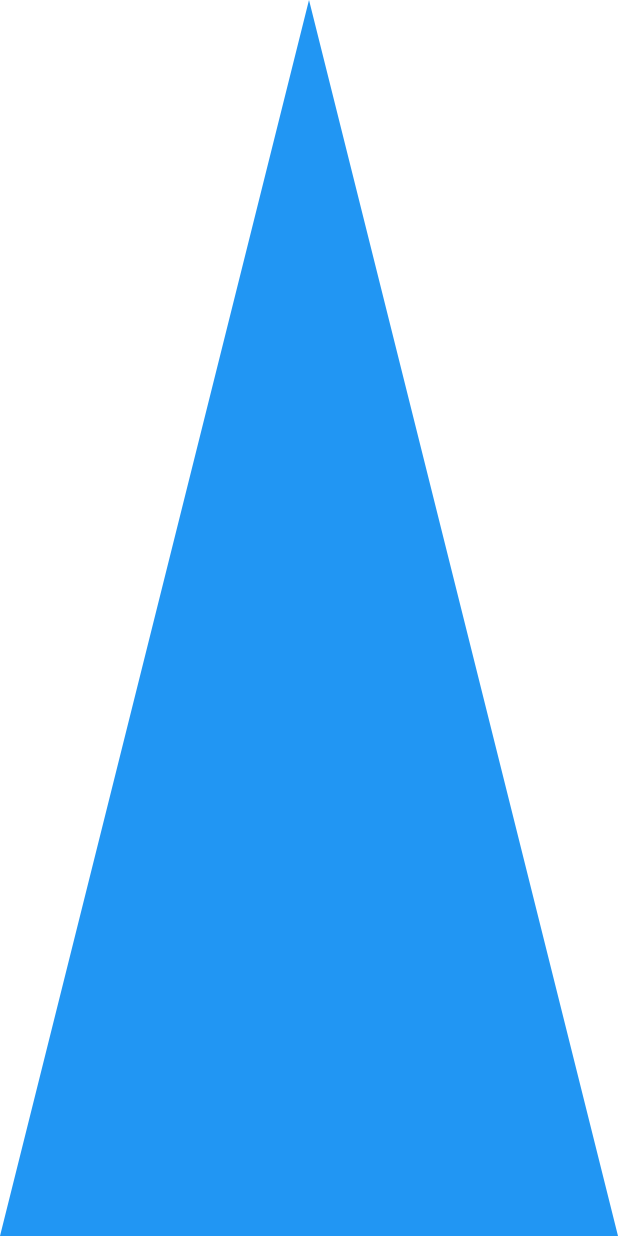
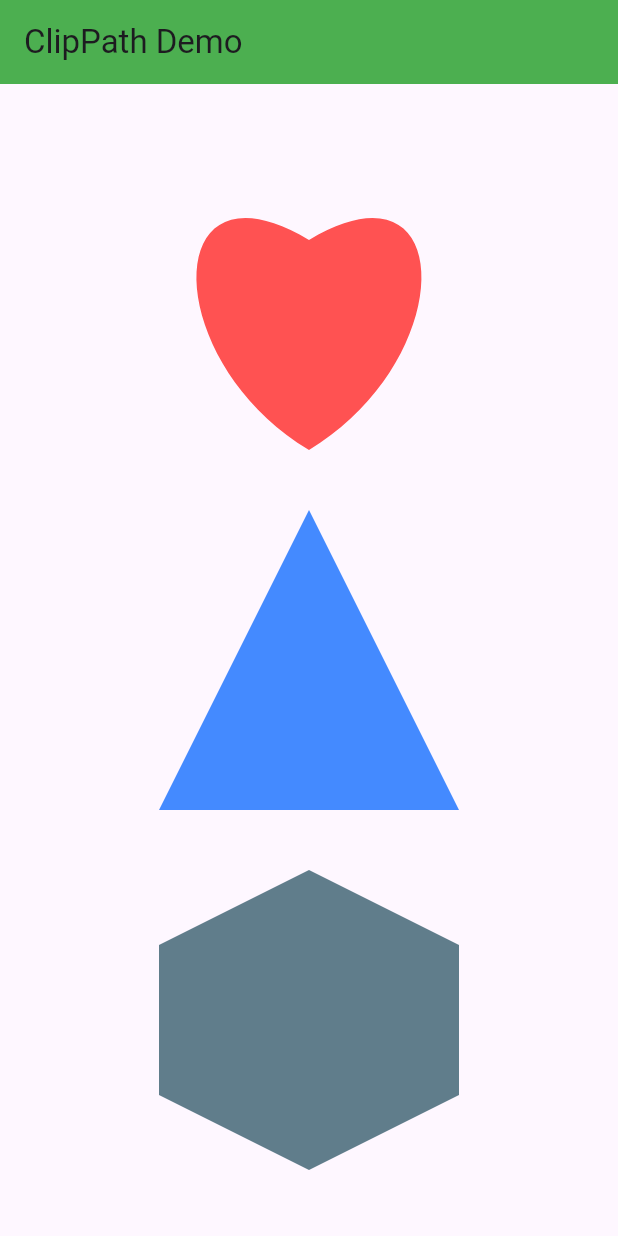
Before and after one commit to Hafiz21699/Flutter-Widgets-Practice, a Flutter app: the screen it shows after launch, on a phone screen of 412 x 824 dp. Run offline on Flutter 3.47's test engine with Material 3 defaults, Android fonts, the phone set to English and light mode, and no system bars; our stand-ins replace font_awesome_flutter.

Commit message:
task8/11

```diff
--- a/lib/MyApp.dart
+++ b/lib/MyApp.dart
@@ -1,7 +1,9 @@
 import 'package:flutter/material.dart';
 import 'package:stack_practice/clip_path.dart';
+import 'package:stack_practice/clippath_task.dart';
 import 'package:stack_practice/daggablescrollablesheet.dart';
 import 'package:stack_practice/inflation_calculator.dart';
+import 'package:stack_practice/media_query.dart';
 import 'package:stack_practice/wrap_widget.dart';
 
 class MyApp extends StatelessWidget {
@@ -16,7 +18,7 @@ class MyApp extends StatelessWidget {
         colorScheme: ColorScheme.fromSeed(seedColor: Colors.white),
         useMaterial3: true,
       ),
-    home:  ClipPathDemo(),
+    home:  ClipPathTaskDemo(),
     );
   }
 }
--- /dev/null
+++ b/lib/clippath_task.dart
@@ -0,0 +1,137 @@
+import 'package:flutter/material.dart';
+
+void main() {
+  runApp(ClipPathTaskDemo());
+}
+
+class ClipPathTaskDemo extends StatelessWidget {
+  @override
+  Widget build(BuildContext context) {
+    return MaterialApp(
+      home: Scaffold(
+        appBar: AppBar(
+          title: Text('ClipPath Demo'),
+          backgroundColor: Colors.green,
+        ),
+        body: Center(
+          child: Column(
+            mainAxisAlignment: MainAxisAlignment.center,
+            children: [
+              // Heart shape
+              ClipPath(
+                clipper: HeartClipper(),
+                child: Container(
+                  color: Colors.redAccent,
+                  width: 200,
+                  height: 200,
+                ),
+              ),
+              SizedBox(height: 40), // Spacer between shapes
+
+              // Triangle shape
+              ClipPath(
+                clipper: TriangleClipper(),
+                child: Container(
+                  color: Colors.blueAccent,
+                  width: 200,
+                  height: 200,
+                ),
+              ),
+              SizedBox(height: 40), // Spacer between shapes
+
+              // Hexagon shape
+              ClipPath(
+                clipper: HexagonClipper(),
+                child: Container(
+                  color: Colors.blueGrey,
+                  width: 200,
+                  height: 200,
+                ),
+              ),
+            ],
+          ),
+        ),
+      ),
+    );
+  }
+}
+
+// Heart shape Clipper
+class HeartClipper extends CustomClipper<Path> {
+  @override
+  Path getClip(Size size) {
+    final Path path = Path();
+
+    // Start from bottom center
+    path.moveTo(size.width / 2, size.height);
+
+    // Draw left side of heart using cubic Bezier curves
+    path.cubicTo(
+      0, size.height * 0.70, //point 1
+      0, size.height * 0.0001, //point 2
+      size.width / 2, size.height * 0.3, // End point
+    );
+
+    // right side of heart by using cubic Bezier curves
+    path.cubicTo(
+      size.width, size.height * 0.0001, //point 1
+      size.width, size.height * 0.70, //point 2
+      size.width / 2, size.height, // End point
+    );
+
+    path.close();
+    return path;
+  }
+
+  @override
+  bool shouldReclip(CustomClipper<Path> oldClipper) {
+    return false;
+  }
+}
+
+// Triangle shape Clipper
+class TriangleClipper extends CustomClipper<Path> {
+  @override
+  Path getClip(Size size) {
+    final Path path = Path();
+
+    //three points of the triangle
+    path.moveTo(size.width / 2, 0); // Top center
+    path.lineTo(0, size.height); // Bottom left
+    path.lineTo(size.width, size.height); // Bottom right
+    path.close(); // Connect back to main point from where we started
+
+    return path;
+  }
+
+  @override
+  bool shouldReclip(CustomClipper<Path> oldClipper) {
+    return false;
+  }
+}
+
+// Hexagon shape Clipper
+class HexagonClipper extends CustomClipper<Path> {
+  @override
+  Path getClip(Size size) {
+    final Path path = Path();
+    double w = size.width;
+    double h = size.height;
+
+    //six points of the hexagon
+    path.moveTo(w * 0.5, 0); // Top center
+    path.lineTo(0, h * 0.25); // Top left
+    path.lineTo(0, h * 0.75); // Bottom left
+    path.lineTo(w * 0.5, h); // Bottom center
+    path.lineTo(w, h * 0.75); // Bottom right
+    path.lineTo(w, h * 0.25); // Top right
+    path.close(); // Connect back to main point from where we started
+
+    return path;
+  }
+
+  @override
+  bool shouldReclip(CustomClipper<Path> oldClipper) {
+    return false;
+  }
+}
```
